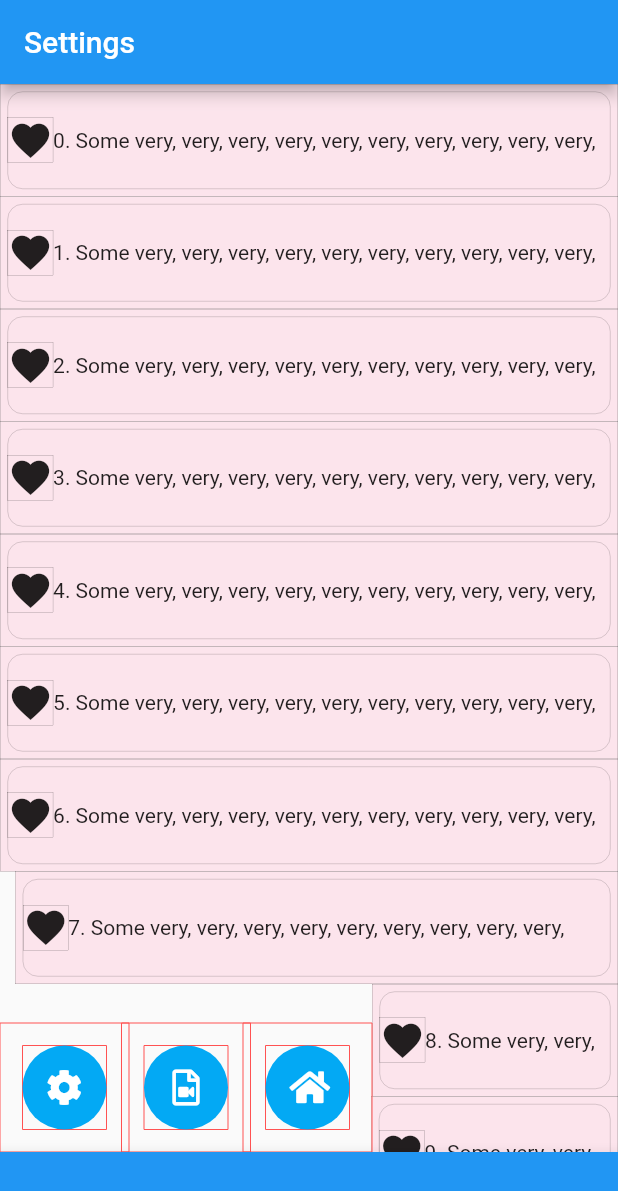
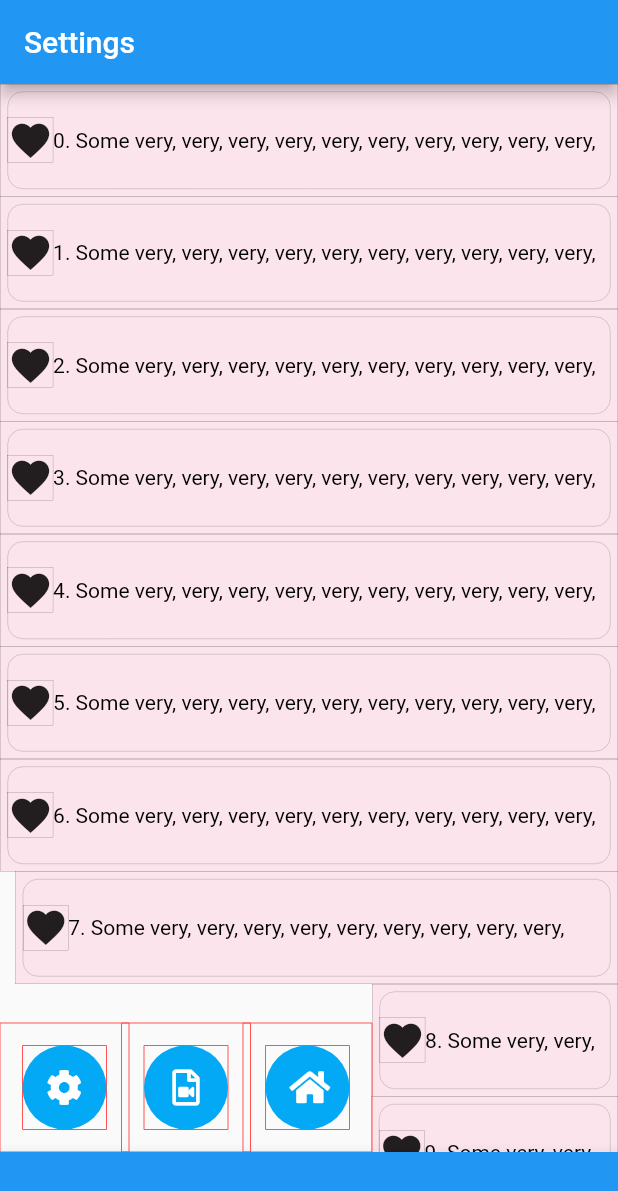
Before and after one commit to BigDeeEss/bu1_kar_kam, a Flutter app: the screen it shows after launch, on a phone screen of 412 x 824 dp. Shown: the top 1191 px of the screen. Run offline on Flutter 3.47's test engine with Material 2 defaults, Android fonts, the phone set to English and light mode, and no system bars; our stand-ins replace font_awesome_flutter.

Commit message:
Save.
Include an example of RichText instead of Text.

Use of TextOverflow.fade isn't particularly successful at fading the text away to the right.

The use of ClipPath instead of Expanded doesn't appear to present any benefit.

```diff
--- a/lib/settings_page_list_tile.dart
+++ b/lib/settings_page_list_tile.dart
@@ -281,14 +281,23 @@ class SettingsPageListTile extends StatelessWidget {
                         child: Text(
                           '$index. Some very, very, very, very, very, very, very, very, very, very, very, very long text!',
                           maxLines: 1,
+                          // overflow: TextOverflow.fade,
                         ),
                       ),
                     ),
                   ) : Expanded(
-                    child:Text(
-                      '$index. Some very, very, very, very, very, very, very, very, very, very, very, very long text!',
+                    child: RichText(
                       maxLines: 1,
+                      text: TextSpan(
+                        text: '$index. Some very, very, very, very, very, very, very, very, very, very, very, very long text!',
+                        style: TextStyle(color: Colors.black),
+                      ),
                     ),
+                    // child: Text(
+                    //   '$index. Some very, very, very, very, very, very, very, very, very, very, very, very long text!',
+                    //   maxLines: 1,
+                    //   // overflow: TextOverflow.visible,
+                    // ),
                   ),
                 ],
               ),
```
